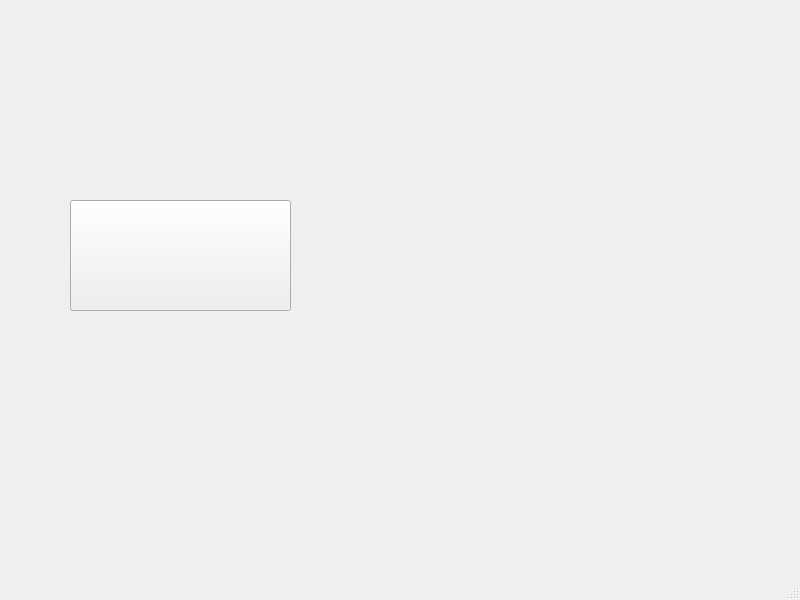
Old version of the form imooc/basic/qt/HelloWorld/mainwindow.ui in the repository slybootslion/c-exercise.
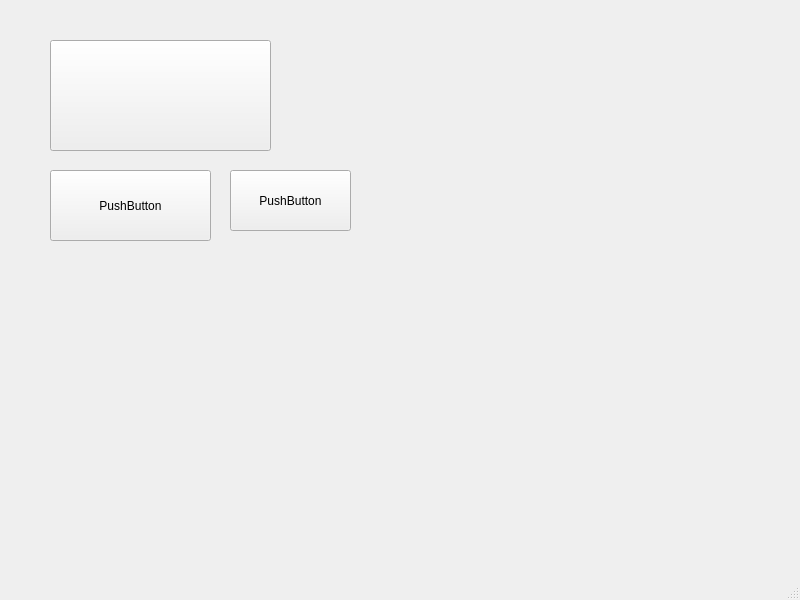
New version of the form. Custom widgets are drawn as their Qt base class.

Patch:
```diff
--- a/imooc/basic/qt/HelloWorld/mainwindow.ui
+++ b/imooc/basic/qt/HelloWorld/mainwindow.ui
@@ -17,8 +17,8 @@
    <widget class="PushButton" name="pushButton">
     <property name="geometry">
      <rect>
-      <x>70</x>
-      <y>200</y>
+      <x>50</x>
+      <y>40</y>
       <width>221</width>
       <height>111</height>
      </rect>
@@ -27,6 +27,32 @@
      <string/>
     </property>
    </widget>
+   <widget class="QPushButton" name="pushButton_2">
+    <property name="geometry">
+     <rect>
+      <x>50</x>
+      <y>170</y>
+      <width>161</width>
+      <height>71</height>
+     </rect>
+    </property>
+    <property name="text">
+     <string>PushButton</string>
+    </property>
+   </widget>
+   <widget class="QPushButton" name="pushButton_3">
+    <property name="geometry">
+     <rect>
+      <x>230</x>
+      <y>170</y>
+      <width>121</width>
+      <height>61</height>
+     </rect>
+    </property>
+    <property name="text">
+     <string>PushButton</string>
+    </property>
+   </widget>
   </widget>
   <widget class="QMenuBar" name="menubar">
    <property name="geometry">
```
